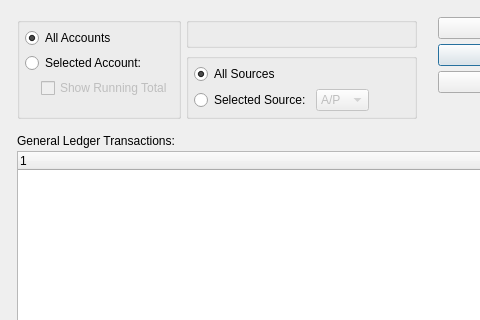
Qt form xtuple/trunk/guiclient/dspGLTransactions.ui (WooodHead/xtuple) before a commit; both pictures show x 0 to 480 and y 0 to 320 of the 800 by 600 pixel window.
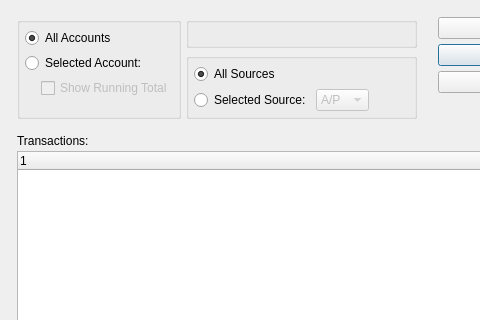
The same form after that commit. Custom widgets are drawn as their Qt base class.

```diff
--- a/xtuple/trunk/guiclient/dspGLTransactions.ui
+++ b/xtuple/trunk/guiclient/dspGLTransactions.ui
@@ -326,7 +326,7 @@
        <item row="0" column="0" >
         <widget class="QLabel" name="_gltransLit" >
          <property name="text" >
-          <string>General Ledger Transactions:</string>
+          <string>Transactions:</string>
          </property>
          <property name="buddy" >
           <cstring>_gltrans</cstring>
```
